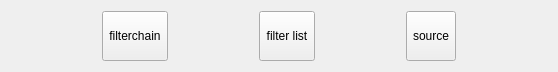
Qt form SeaGoatVision/client/qt/uifiles/WinMain.ui (Octets/SeaGoatVision) before a commit.
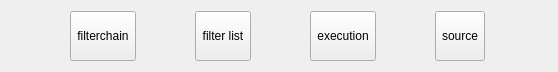
The same form after that commit.

Commit message: Adding win_execution.

```diff
--- a/SeaGoatVision/client/qt/uifiles/WinMain.ui
+++ b/SeaGoatVision/client/qt/uifiles/WinMain.ui
@@ -45,6 +45,19 @@
        </property>
       </widget>
      </item>
+     <item>
+      <widget class="QToolButton" name="btnExecution">
+       <property name="sizePolicy">
+        <sizepolicy hsizetype="Fixed" vsizetype="MinimumExpanding">
+         <horstretch>0</horstretch>
+         <verstretch>0</verstretch>
+        </sizepolicy>
+       </property>
+       <property name="text">
+        <string>execution</string>
+       </property>
+      </widget>
+     </item>
      <item>
       <widget class="QToolButton" name="btnSource">
        <property name="sizePolicy">
```
The commit also changes 6 other files.
